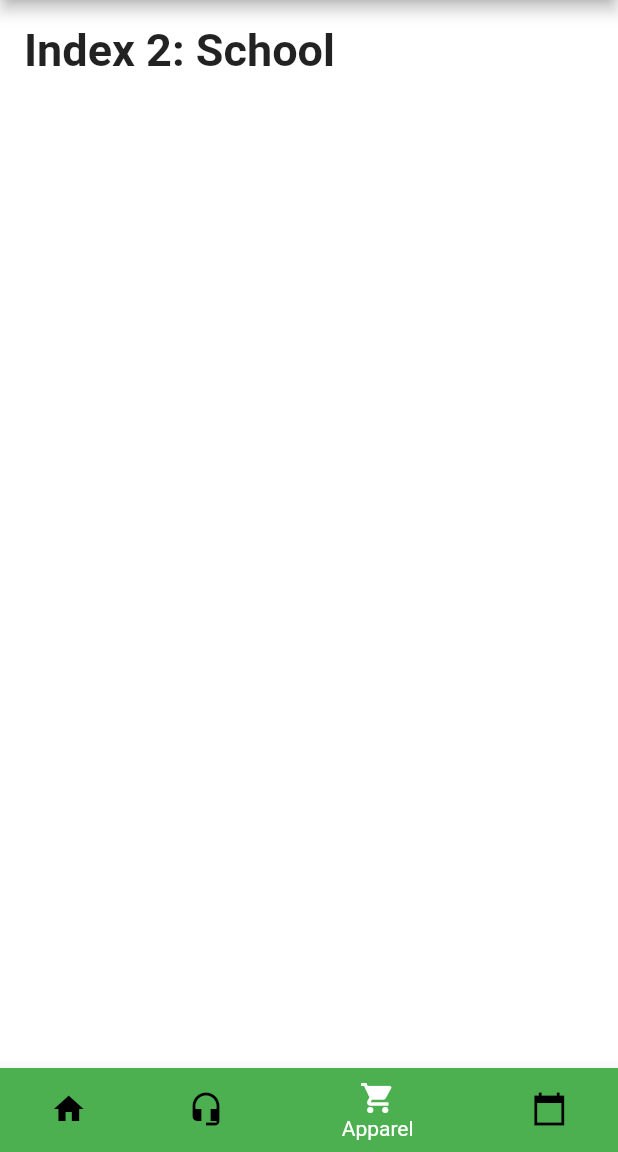
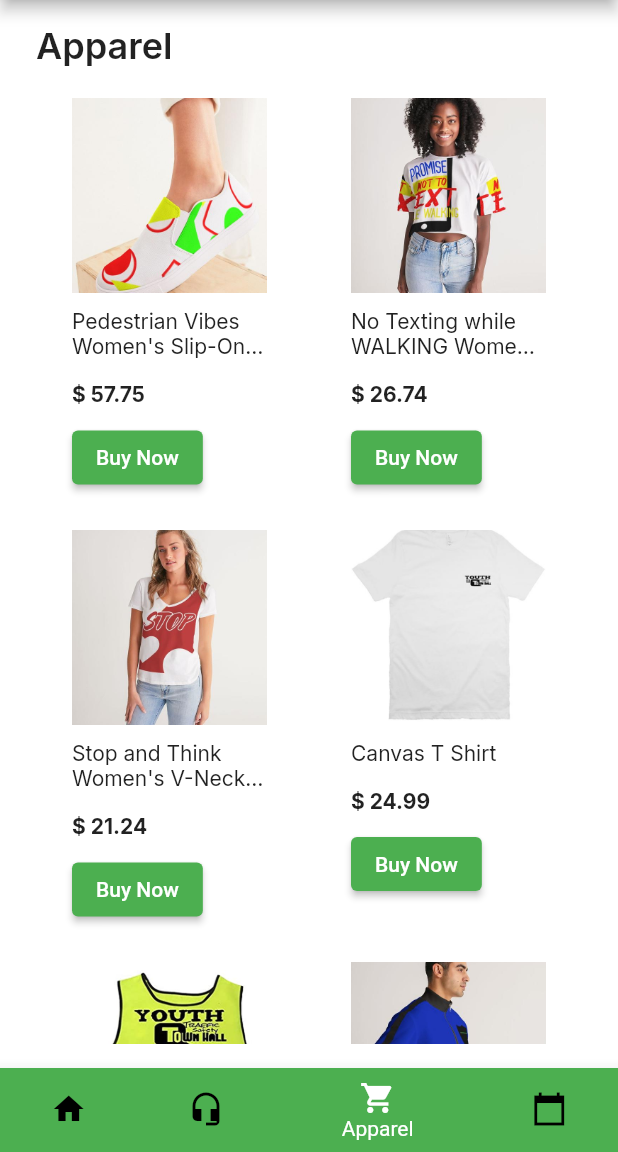
Before and after one commit to esteakshapin/Traffic-Safety-mobile-app, a Flutter app: the screen it shows after launch, item 3 of the bottom bar chosen, on a phone screen of 412 x 824 dp, the part 84-1236 px from its top. Run offline on Flutter 3.47's test engine with Material 2 defaults, Android fonts, the phone set to English and light mode, and no system bars; our stand-ins replace google_fonts, youtube_player_flutter.

Commit message:
finished apparel and events page

```diff
--- a/lib/screens/apparel/apparel.dart
+++ b/lib/screens/apparel/apparel.dart
@@ -0,0 +1,80 @@
+import 'package:flutter/material.dart';
+import 'package:google_fonts/google_fonts.dart';
+import 'package:youth_traffic_safety_town_hall/screens/apparel/widgets/apparel_card.dart';
+
+class Apparel extends StatelessWidget {
+  const Apparel({Key? key}) : super(key: key);
+
+  @override
+  Widget build(BuildContext context) {
+    return Padding(
+      padding: const EdgeInsets.symmetric(horizontal: 8.0),
+      child: ListView(
+        shrinkWrap: true,
+        children: <Widget>[
+          Text(
+            'Apparel',
+            textAlign: TextAlign.left,
+            style: GoogleFonts.inter(fontWeight: FontWeight.w600, fontSize: 24),
+          ),
+          const SizedBox(height: 20),
+          Padding(
+            padding:
+                const EdgeInsets.symmetric(vertical: 0.0, horizontal: 24.0),
+            child: Wrap(
+              direction: Axis.horizontal,
+              alignment: WrapAlignment.spaceBetween,
+              spacing: 16.0, // gap between adjacent chips
+              runSpacing: 24.0,
+              children: const [
+                ApparelCard(
+                  title: "Pedestrian Vibes Women's Slip-On Canvas Shoe",
+                  price: "57.75",
+                  imagePath:
+                      "images/Pedestrian Vibes Women's Slip-On Canvas Shoe.jpg",
+                  link: 'https://youthtrafficsafetytownhall.com/sample-page',
+                ),
+                ApparelCard(
+                  title: "No Texting while WALKING Women's Lounge Cropped Tee",
+                  price: "26.74",
+                  imagePath:
+                  "images/No Texting while WALKING Women's Lounge Cropped Tee.jpg",
+                  link: 'https://youthtrafficsafetytownhall.com/sample-page',
+                ),
+                ApparelCard(
+                  title: "Stop and Think Women's V-Neck Tee",
+                  price: "21.24",
+                  imagePath:
+                  "images/Stop and Think Women's V-Neck Tee.jpg",
+                  link: 'https://youthtrafficsafetytownhall.com/sample-page',
+                ),
+                ApparelCard(
+                  title: "Canvas T Shirt",
+                  price: "24.99",
+                  imagePath:
+                  "images/Canvas T Shirt.jpg",
+                  link: 'https://youthtrafficsafetytownhall.com/sample-page',
+                ),
+                ApparelCard(
+                  title: "Youth Traffic Safety Town Hall Reflective Safety Vest I High Visibility Safety Vests for Walking Reflective Vests for Skateboarding, Walking, Cycling I Kids Boys and Girls 6-12 Yrs I Schools",
+                  price: "24.99",
+                  imagePath:
+                  "images/Youth Traffic Safety Town Hall Reflective Safety Vest I High Visibility Safety Vests for Walking Reflective Vests for Skateboarding, Walking, Cycling I Kids Boys and Girls 6-12 Yrs I Schools.jpg",
+                  link: 'https://www.amazon.com/Youth-Traffic-Safety-Town-Hall/dp/B08QY6N2PS?ref_=ast_sto_dp',
+                ),
+                ApparelCard(
+                  title: "New Direction Men's Stripe-Sleeve Track Jacket",
+                  price: "76.24",
+                  imagePath:
+                  "images/New Direction Men's Stripe-Sleeve Track Jacket.jpg",
+                  link: 'https://cdmabusinessmodel.com/Merch/',
+                ),
+
+              ],
+            ),
+          ),
+        ],
+      ),
+    );
+  }
+}
--- /dev/null
+++ b/lib/screens/apparel/widgets/apparel_card.dart
@@ -0,0 +1,64 @@
+import 'package:flutter/material.dart';
+import 'package:google_fonts/google_fonts.dart';
+import 'package:url_launcher/url_launcher.dart';
+
+class ApparelCard extends StatelessWidget {
+  final String link;
+  final String imagePath;
+  final String price;
+  final String title;
+
+  const ApparelCard({Key? key, required this.link, required this.imagePath, required this.price, required this.title}) : super(key: key);
+
+  void _launchURL() async =>
+      await canLaunch(link) ? await launch(link) : throw 'Could not launch $link';
+
+  @override
+  Widget build(BuildContext context) {
+    return Column(
+      crossAxisAlignment: CrossAxisAlignment.start,
+      mainAxisSize: MainAxisSize.min,
+      children: <Widget>[
+        Container(
+          width: 130,
+          height: 130,
+          decoration: BoxDecoration(
+            image: DecorationImage(
+                image: AssetImage(
+                    imagePath),
+                fit: BoxFit.fitWidth),
+          ),
+        ),
+        const SizedBox(height: 10),
+        SizedBox(
+          width: 130,
+          child: Text(title,
+              textAlign: TextAlign.left,
+              overflow: TextOverflow.ellipsis,
+              maxLines: 2,
+              style: GoogleFonts.inter(
+                fontSize: 14,
+                fontWeight: FontWeight.normal,
+              )),
+        ),
+        const SizedBox(height: 15),
+        SizedBox(
+          width: 130,
+          child: Text("\$ $price",
+              textAlign: TextAlign.left,
+              overflow: TextOverflow.ellipsis,
+              maxLines: 2,
+              style: GoogleFonts.inter(
+                fontSize: 14,
+                fontWeight: FontWeight.bold,
+              )),
+        ),
+        const SizedBox(height: 10),
+        ElevatedButton(
+          onPressed: _launchURL,
+          child: Text('Buy Now')
+        )
+      ],
+    );
+  }
+}
--- a/lib/screens/home/home.dart
+++ b/lib/screens/home/home.dart
@@ -1,6 +1,8 @@
 import 'package:flutter/material.dart';
+import 'package:youth_traffic_safety_town_hall/screens/apparel/apparel.dart';
 import 'package:youth_traffic_safety_town_hall/screens/home/widgets/bottom_nav.dart';
 import 'package:youth_traffic_safety_town_hall/screens/podcast/podcast.dart';
+import 'package:youth_traffic_safety_town_hall/screens/event/event.dart';
 
 import 'home_section.dart';
 
@@ -32,14 +34,8 @@ class _MyHomePageState extends State<MyHomePage> {
   static const List<Widget> _widgetOptions = <Widget>[
     HomeSection(),
     Podcast(),
-    Text(
-      'Index 2: School',
-      style: optionStyle,
-    ),
-    Text(
-      'Index 3: Settings',
-      style: optionStyle,
-    ),
+    Apparel(),
+    Event(),
   ];
 
   void _onItemTapped(int index) {
--- a/lib/screens/home/widgets/intro_banner.dart
+++ b/lib/screens/home/widgets/intro_banner.dart
@@ -16,7 +16,7 @@ class IntroBanner extends StatelessWidget {
               image: DecorationImage(
                   image: AssetImage('images/logo.png'),
                   fit: BoxFit.fitWidth),
-            )),
+            ),),
         const SizedBox(height: 16),
         Text(
           'Who we are',
@@ -28,7 +28,7 @@ class IntroBanner extends StatelessWidget {
           decoration: const BoxDecoration(),
           padding: const EdgeInsets.symmetric(horizontal: 0, vertical: 0),
           child: Text(
-            'Youth Traffic Safety Town Hall features Visual Arts Showcases to help young leaders make real world connections through Photography, Music, Fashion and Entrepreneurship. The goal is to creatively engage the Transportation Industry in ways that supports safe passage in Traffic Routes to Schools while addressing concerns proposed by all stakeholders in collaboration with organizations that are committed to youth leadership.Youth Traffic Safety Town Hall Podcast shares insight on how the transportation industry influence the daily lives of youth culture.',
+            'CDMA Business Model: Youth Traffic Safety Town Hall features Visual Arts Showcases to help young leaders make real world connections through Photography, Music, Fashion and Entrepreneurship. The goal is to creatively engage the Transportation Industry in ways that supports safe passage in Traffic Routes to Schools while addressing concerns proposed by all stakeholders in collaboration with organizations that are committed to youth leadership.Youth Traffic Safety Town Hall Podcast shares insight on how the transportation industry influence the daily lives of youth culture.',
             textAlign: TextAlign.left,
             style:
                 GoogleFonts.inter(fontWeight: FontWeight.normal, fontSize: 14),
--- a/lib/screens/podcast/widgets/podcast_card.dart
+++ b/lib/screens/podcast/widgets/podcast_card.dart
@@ -1,5 +1,6 @@
 import 'package:flutter/material.dart';
 import 'package:google_fonts/google_fonts.dart';
+import 'package:url_launcher/url_launcher.dart';
 
 class PodcastCard extends StatelessWidget {
   final String title;
@@ -14,6 +15,9 @@ class PodcastCard extends StatelessWidget {
       required this.description,
       required this.link})
       : super(key: key);
+
+  void _launchURL() async =>
+      await canLaunch(link) ? await launch(link) : throw 'Could not launch $link';
 
   @override
   Widget build(BuildContext context) {
@@ -60,7 +64,7 @@ class PodcastCard extends StatelessWidget {
                 foregroundColor:
                     MaterialStateProperty.all<Color>(Colors.deepPurple),
               ),
-              onPressed: () {},
+              onPressed: _launchURL,
               child: const Text('LISTEN NOW'),
             ),
             IconButton(
--- a/pubspec.yaml
+++ b/pubspec.yaml
@@ -36,6 +36,7 @@ dependencies:
   cupertino_icons: ^1.0.2
   google_fonts: ^2.1.0
   youtube_player_flutter: ^8.0.0
+  url_launcher: ^6.0.9
 
 dev_dependencies:
   flutter_test:
```
Also changed, not shown: lib/screens/event/event.dart (+49 -0 lines), lib/screens/podcast/podcast.dart (+18 -0 lines), images/Canvas T Shirt.jpg (added), images/New Direction Men's Stripe-Sleeve Track Jacket.jpg (added), images/No Texting while WALKING Women's Lounge Cropped Tee.jpg (added), images/Pedestrian Vibes Women's Slip-On Canvas Shoe.jpg (added), images/Stop and Think Women's V-Neck Tee.jpg (added), images/Youth Traffic Safety Town Hall Reflective Safety Vest I High Visibility Safety Vests for Walking Reflective Vests for Skateboarding, Walking, Cycling I Kids Boys and Girls 6-12 Yrs I Schools.jpg (added), pubspec.lock, 1 other file.
